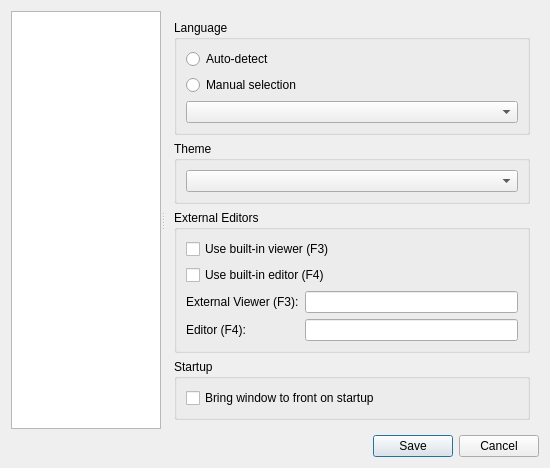
First picture: the form in ui/settings_dialog.ui, repository dawciobiel/QuickFile, before the edit.
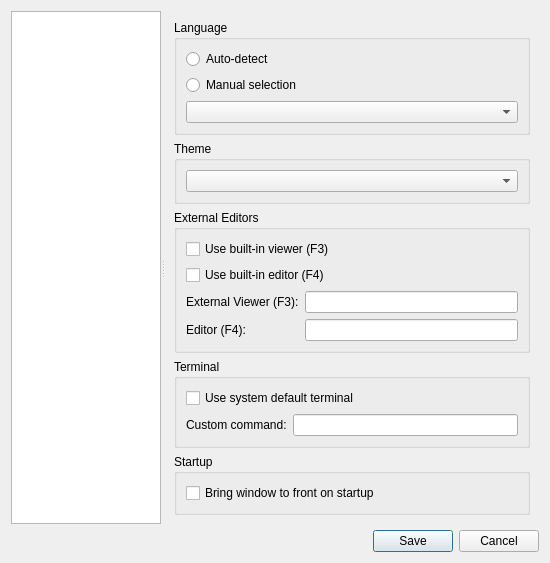
Second picture: the form after the edit.

Commit message:
Feat: Add 'Open Terminal Here' functionality
Implemented feature to open a terminal in the current directory.

Added configuration for default/custom terminal command.

Added 'Open Terminal Here' action to main menu and context menu.

Patch:
```diff
--- a/ui/settings_dialog.ui
+++ b/ui/settings_dialog.ui
@@ -7,7 +7,7 @@
     <x>0</x>
     <y>0</y>
     <width>550</width>
-    <height>450</height>
+    <height>500</height>
    </rect>
   </property>
   <property name="windowTitle">
@@ -118,6 +118,36 @@
           </layout>
          </widget>
         </item>
+        <item>
+         <widget class="QGroupBox" name="terminal_group">
+          <property name="title">
+           <string>Terminal</string>
+          </property>
+          <layout class="QVBoxLayout" name="verticalLayout_terminal">
+           <item>
+            <widget class="QCheckBox" name="use_default_terminal_checkbox">
+             <property name="text">
+              <string>Use system default terminal</string>
+             </property>
+            </widget>
+           </item>
+           <item>
+            <layout class="QHBoxLayout" name="horizontalLayout_terminal">
+             <item>
+              <widget class="QLabel" name="custom_terminal_label">
+               <property name="text">
+                <string>Custom command:</string>
+               </property>
+              </widget>
+             </item>
+             <item>
+              <widget class="QLineEdit" name="custom_terminal_command_edit"/>
+             </item>
+            </layout>
+           </item>
+          </layout>
+         </widget>
+        </item>
         <item>
          <widget class="QGroupBox" name="startup_group">
           <property name="title">
```
The commit also changes 5 other files.
